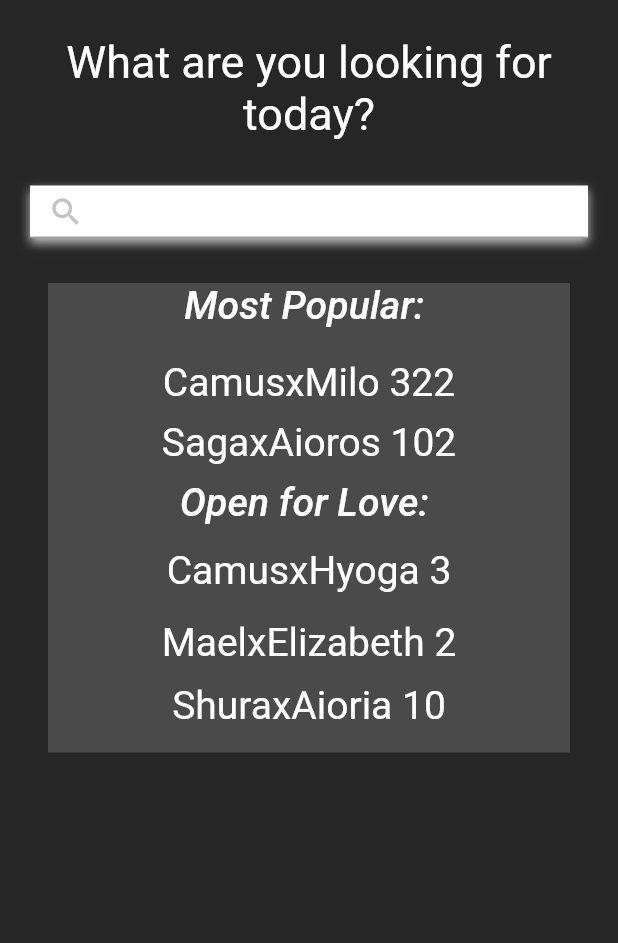
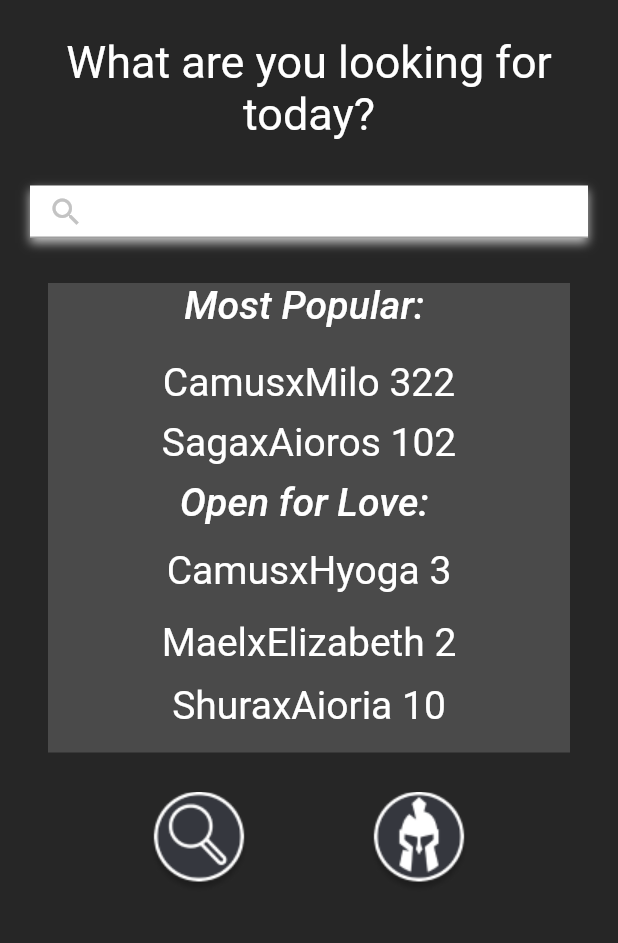
Before and after one commit to lordvlads77/fiction_search, a Flutter app: the InitScreen screen opened directly, on a phone screen of 412 x 824 dp, the part 113-1056 px from its top. Run offline on Flutter 3.47's test engine with Material 2 defaults, Android fonts, the phone set to English and light mode, and no system bars; our stand-ins replace hexcolor.

Commit message:
Finished Init Page

```diff
--- a/lib/initScreen.dart
+++ b/lib/initScreen.dart
@@ -172,6 +172,20 @@ class _InitScreenState extends State<InitScreen> {
                       ),
                     ),
                   ),
+                  SizedBox(
+                    height: 26,
+                  ),
+                  Stack(
+                    children: [
+                      Row(
+                        mainAxisAlignment: MainAxisAlignment.spaceEvenly,
+                        children: [
+                          Image.asset('img/searchIcon.png'),
+                          Image.asset('img/userProfile.png')
+                        ],
+                      ),
+                    ],
+                  ),
                 ],
               ),
             ),
--- a/lib/main.dart
+++ b/lib/main.dart
@@ -1,5 +1,6 @@
 import 'package:flutter/material.dart';
 import 'initScreen.dart';
+import 'login.dart';
 
  main (){
    runApp(MainFrame());
@@ -14,7 +15,7 @@ import 'initScreen.dart';
        title: 'FictionSearch',
        debugShowCheckedModeBanner: false,
        theme: ThemeData(primarySwatch: Colors.grey),
-       home: InitScreen(),
+       home: Login(),
      );
    }
  }
```
Also changed, not shown: lib/login.dart (added, +34 -0 lines), img/T_1_magnifier_.png (deleted), img/T_2_head_gladiator_.png (deleted), img/searchIcon.png (added), img/userProfile.png (added), 1 other file.
